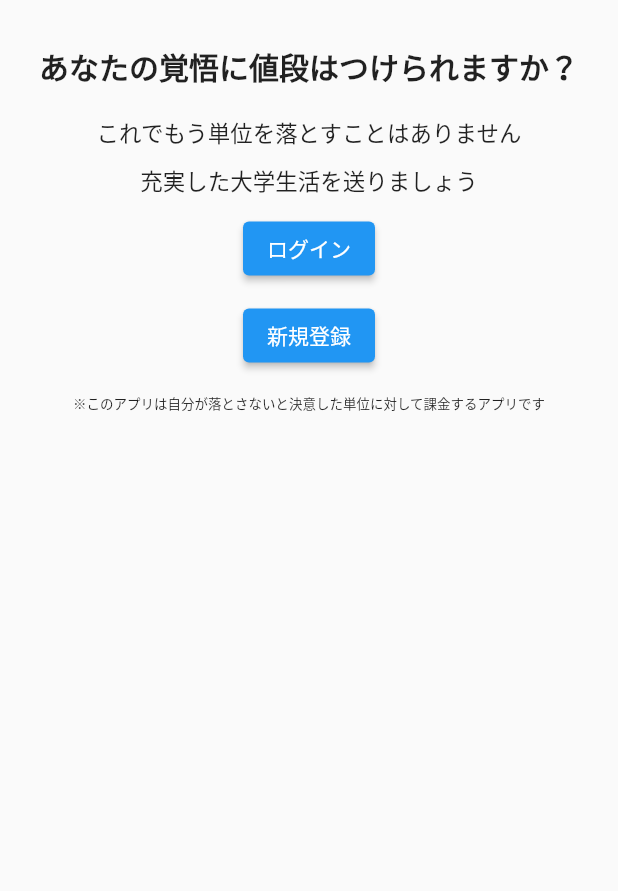
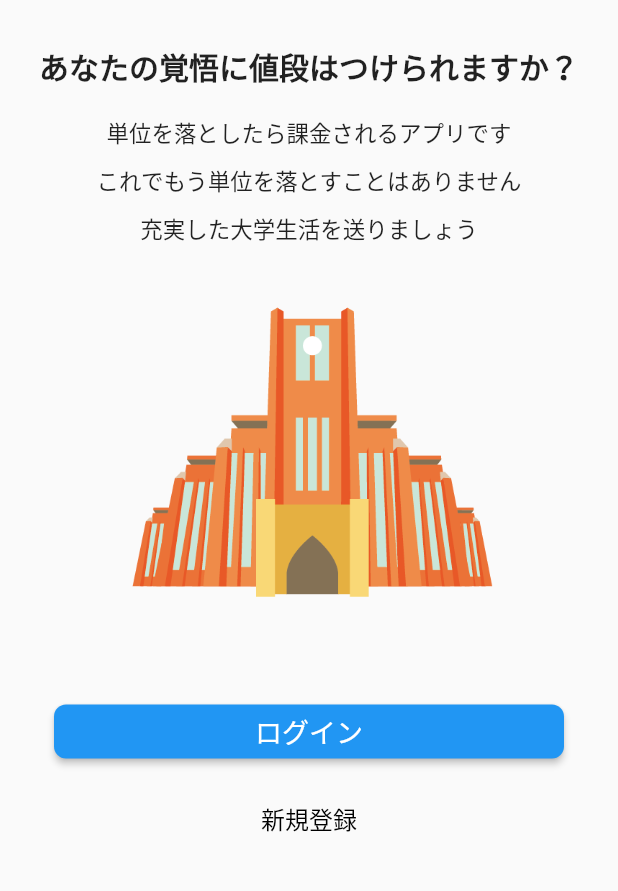
Before and after one commit to syunsuke1115/tani_money, a Flutter app: the screen it shows after launch, on a phone screen of 412 x 824 dp, the part 155-1046 px from its top. Run offline on Flutter 3.47's test engine with Material 2 defaults, Android fonts, the phone set to English and light mode, and no system bars; our stand-ins replace cloud_firestore, firebase_auth, firebase_core, fluttertoast; accounts and stored records are empty; Roboto replaces fonts that are missing (Mont).

Commit message:
fixed homescreen UI

```diff
--- a/lib/pages/HomeScreen.dart
+++ b/lib/pages/HomeScreen.dart
@@ -1,4 +1,5 @@
 import 'package:flutter/material.dart';
+import 'package:tanimy/models/botton_common.dart';
 
 import 'LoginScreen.dart';
 import 'SignUpScreen.dart';
@@ -43,6 +44,15 @@ class _HomeScreenState extends State<HomeScreen> {
               height: 18,
             ),
             Text(
+              "単位を落としたら課金されるアプリです",
+              style: TextStyle(
+                fontSize: 15,
+              ),
+            ),
+            SizedBox(
+              height: 10,
+            ),
+            Text(
               "これでもう単位を落とすことはありません",
               style: TextStyle(
                 fontSize: 15,
@@ -57,34 +67,42 @@ class _HomeScreenState extends State<HomeScreen> {
                 fontSize: 15,
               ),
             ),
+            Container(
+              height: 300,
+                width: 300,
+                child: Image.asset("images/title.png")),
+
+            ButtonCommon(
+                onPressed: () =>
+                    startLogin(context),
+                label: "ログイン",
+                color: Colors.blue),
             SizedBox(
               height: 10,
             ),
-    ElevatedButton(
-    onPressed: () => startLogin(context), child: Text("ログイン")),
-    SizedBox(
-    height: 10,
+            TextButton(
+              child: const Text('新規登録',style: TextStyle(fontSize: 16.0,fontFamily: "Mont"),),
+              style: TextButton.styleFrom(
+                primary: Colors.black,
               ),
-    ElevatedButton(
-    onPressed: () => startSignUp(context), child: Text("新規登録")),
+              onPressed: () => startSignUp(context),
+            ),
             SizedBox(
               height: 15,
             ),
-    Text(
-    "※このアプリは自分が落とさないと決意した単位に対して課金するアプリです",
-    style: TextStyle(fontSize: 9),
-    )
           ],
         ),
       ),
     ));
   }
+
   startLogin(BuildContext context) {
-    Navigator.push(context, MaterialPageRoute(builder: (context) => LoginScreen()));
+    Navigator.push(
+        context, MaterialPageRoute(builder: (context) => LoginScreen()));
   }
 
   startSignUp(BuildContext context) {
-    Navigator.push(context, MaterialPageRoute(builder: (context) => SignUpScreen()));
+    Navigator.push(
+        context, MaterialPageRoute(builder: (context) => SignUpScreen()));
   }
-
 }
--- a/pubspec.yaml
+++ b/pubspec.yaml
@@ -61,9 +61,8 @@ flutter:
   uses-material-design: true
 
   # To add assets to your application, add an assets section, like this:
-  # assets:
-  #   - images/a_dot_burr.jpeg
-  #   - images/a_dot_ham.jpeg
+  assets:
+    - images/
 
   # An image asset can refer to one or more resolution-specific "variants", see
   # https://flutter.dev/assets-and-images/#resolution-aware.
```
Also changed, not shown: images/title.png (added). Lines whose indentation alone changed are shown as unchanged.
